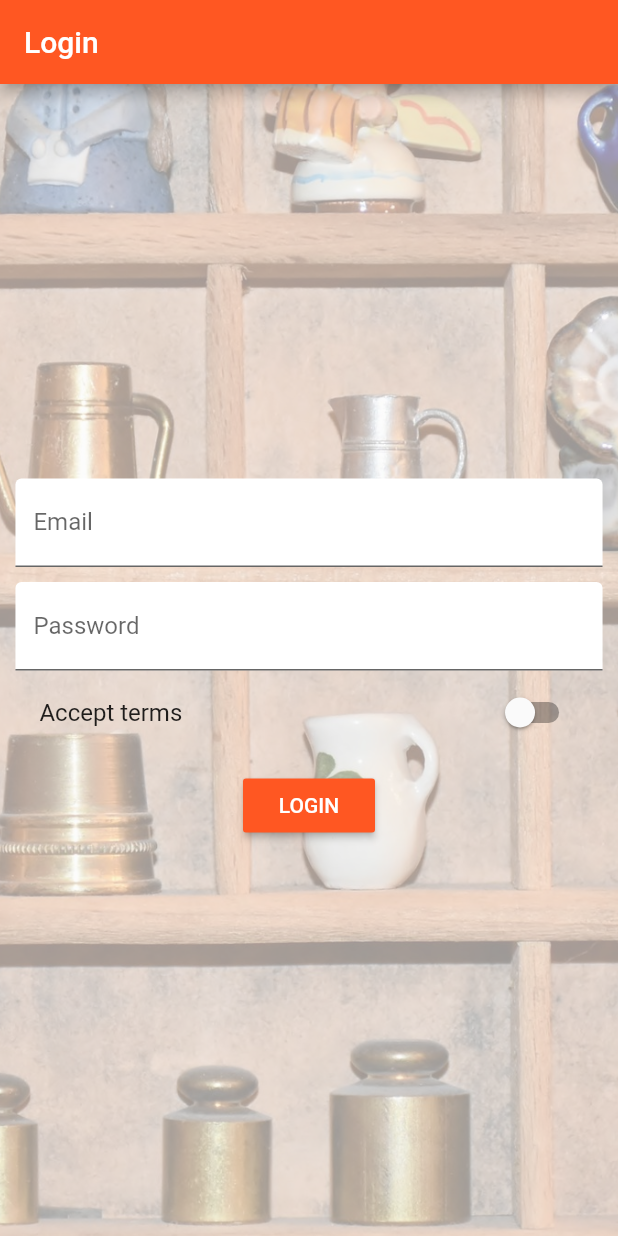
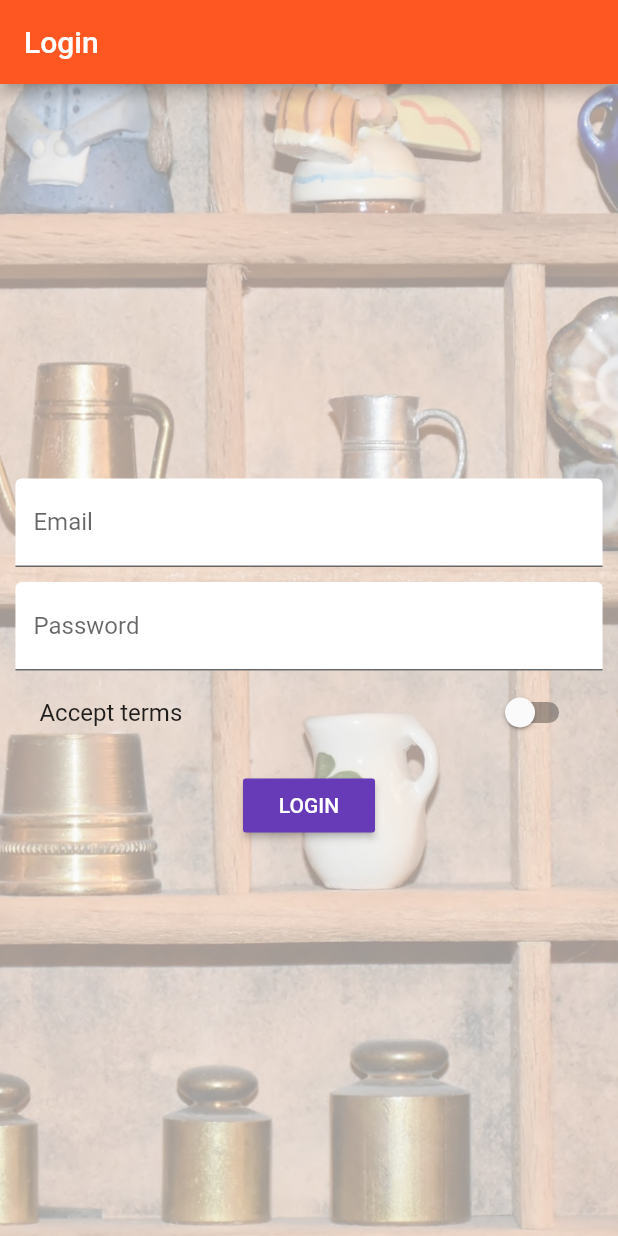
Before and after one commit to kinny94/flutter, a Flutter app: the screen it shows after launch, on a phone screen of 412 x 824 dp. Run offline on Flutter 3.47's test engine with Material 2 defaults, Android fonts, the phone set to English and light mode, and no system bars.

Commit message:
Colors with theme

```diff
--- a/first_app/lib/main.dart
+++ b/first_app/lib/main.dart
@@ -39,8 +39,10 @@ class _MyAppState extends State<MyApp> {
   Widget build(BuildContext context) {
     return MaterialApp(
       theme: ThemeData(
+        brightness: Brightness.light,
         primarySwatch: Colors.deepOrange,
-        accentColor: Colors.deepPurple
+        accentColor: Colors.deepPurple,
+        buttonColor: Colors.deepPurple,
       ),
       //home: AuthPage(), // No need for this if you already have '/' in your routes
       routes: {
--- a/first_app/lib/pages/auth.dart
+++ b/first_app/lib/pages/auth.dart
@@ -83,7 +83,6 @@ class _AuthPage extends State<AuthPage> {
                   _buildAcceptSwitch(),
                   SizedBox(height: 10.0),
                   RaisedButton(
-                    color: Theme.of(context).primaryColor,
                     textColor: Colors.white,
                     child: Text('LOGIN'),
                     onPressed: () {
```
